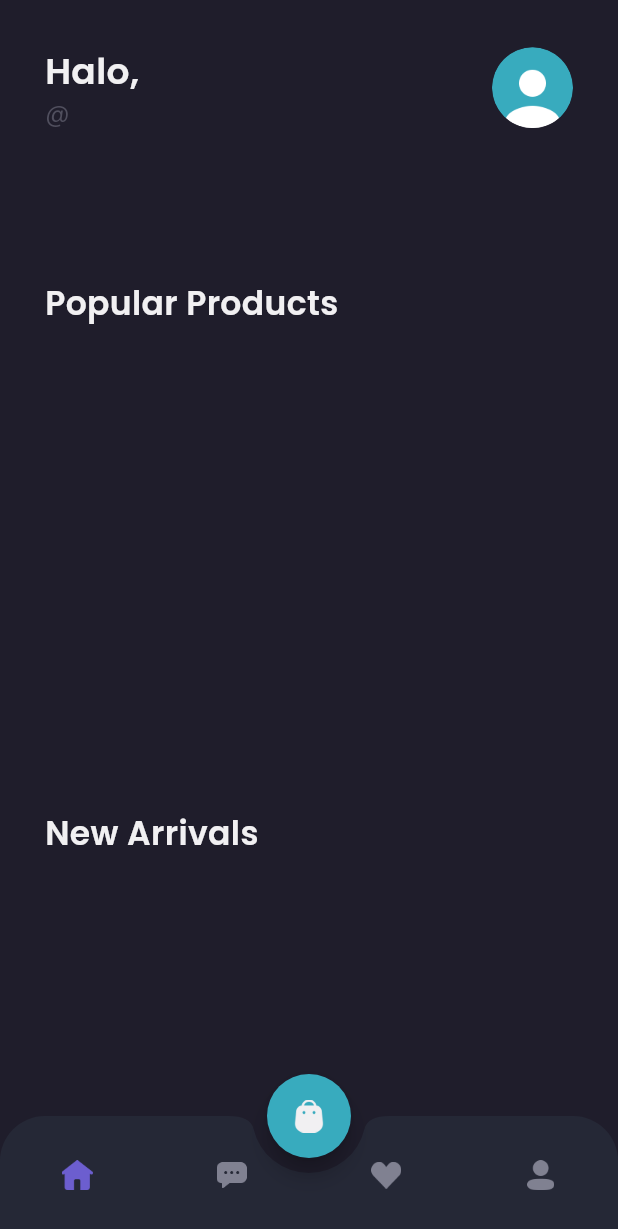
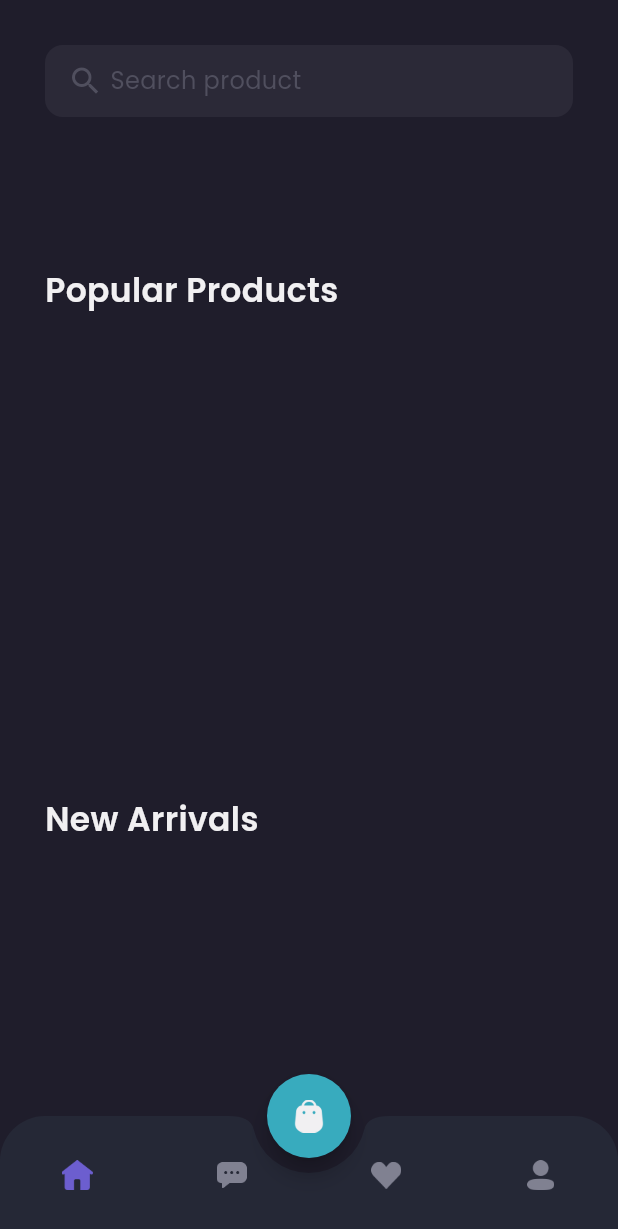
Before and after one commit to matinrajab/punggawa_store_app, a Flutter app: the MainPage screen opened by its route, on a phone screen of 412 x 824 dp. Shown: the top 1229 px of the screen. Run offline on Flutter 3.47's test engine with Material 3 defaults, Android fonts, the phone set to English and light mode, and no system bars; our stand-ins replace carousel_slider, cloud_firestore, currency_text_input_formatter, firebase_core, flutter_dotenv, google_fonts and 2 more; accounts and stored records are empty; network calls fail.

Commit message:
search product

```diff
--- a/lib/models/message_model.dart
+++ b/lib/models/message_model.dart
@@ -1,5 +1,5 @@
 import 'package:shoe_store_app/models/product_model.dart';
-import 'package:shoe_store_app/models/uninitialized_product_model.dart';
+import 'package:shoe_store_app/providers/product_provider.dart';
 
 class MessageModel {
   String? message;
--- a/lib/models/uninitialized_product_model.dart
+++ /dev/null
@@ -1,3 +0,0 @@
-import 'package:shoe_store_app/models/product_model.dart';
-
-class UninitializedProductModel extends ProductModel {}
--- a/lib/pages/chat/chat_page.dart
+++ b/lib/pages/chat/chat_page.dart
@@ -1,12 +1,12 @@
 import 'package:flutter/material.dart';
 import 'package:provider/provider.dart';
 import 'package:shoe_store_app/models/message_model.dart';
-import 'package:shoe_store_app/models/uninitialized_product_model.dart';
 import 'package:shoe_store_app/pages/chat/detail_chat_page.dart';
 import 'package:shoe_store_app/pages/chat/widgets/chat_tile.dart';
 import 'package:shoe_store_app/pages/widgets/empty_item.dart';
 import 'package:shoe_store_app/pages/widgets/my_app_bar.dart';
 import 'package:shoe_store_app/providers/auth_provider.dart';
+import 'package:shoe_store_app/providers/product_provider.dart';
 import 'package:shoe_store_app/services/message_service.dart';
 import 'package:shoe_store_app/shared/theme.dart';
 
--- a/lib/pages/chat/detail_chat_page.dart
+++ b/lib/pages/chat/detail_chat_page.dart
@@ -2,7 +2,6 @@ import 'package:flutter/material.dart';
 import 'package:provider/provider.dart';
 import 'package:shoe_store_app/models/message_model.dart';
 import 'package:shoe_store_app/models/product_model.dart';
-import 'package:shoe_store_app/models/uninitialized_product_model.dart';
 import 'package:shoe_store_app/pages/chat/widgets/chat_bottom_nav_bar.dart';
 import 'package:shoe_store_app/pages/chat/widgets/chat_bubble.dart';
 import 'package:shoe_store_app/pages/widgets/my_circular_indicator.dart';
--- a/lib/pages/chat/widgets/chat_bubble.dart
+++ b/lib/pages/chat/widgets/chat_bubble.dart
@@ -1,7 +1,7 @@
 import 'package:flutter/material.dart';
 import 'package:shoe_store_app/models/product_model.dart';
-import 'package:shoe_store_app/models/uninitialized_product_model.dart';
 import 'package:shoe_store_app/pages/chat/widgets/product_preview_bubble.dart';
+import 'package:shoe_store_app/providers/product_provider.dart';
 import 'package:shoe_store_app/shared/theme.dart';
 
 class ChatBubble extends StatelessWidget {
--- a/lib/pages/home/home_page.dart
+++ b/lib/pages/home/home_page.dart
@@ -2,13 +2,10 @@ import 'package:flutter/material.dart';
 import 'package:provider/provider.dart';
 import 'package:shoe_store_app/models/category_model.dart';
 import 'package:shoe_store_app/models/product_model.dart';
-import 'package:shoe_store_app/models/user_model.dart';
+import 'package:shoe_store_app/pages/home/search_product_page.dart';
 import 'package:shoe_store_app/pages/home/widgets/home_page_categories.dart';
 import 'package:shoe_store_app/pages/home/widgets/product_tile.dart';
 import 'package:shoe_store_app/pages/home/widgets/product_card.dart';
-import 'package:shoe_store_app/pages/widgets/title_and_subtitle.dart';
-import 'package:shoe_store_app/pages/widgets/my_button.dart';
-import 'package:shoe_store_app/providers/auth_provider.dart';
 import 'package:shoe_store_app/providers/product_category_provider.dart';
 import 'package:shoe_store_app/providers/product_provider.dart';
 import 'package:shoe_store_app/shared/theme.dart';
@@ -18,40 +15,39 @@ class HomePage extends StatelessWidget {
 
   @override
   Widget build(BuildContext context) {
-    AuthProvider authProvider =
-        Provider.of<AuthProvider>(context, listen: false);
     ProductProvider productProvider =
         Provider.of<ProductProvider>(context, listen: false);
     ProductCategoryProvider categoryProvider =
         Provider.of<ProductCategoryProvider>(context, listen: false);
 
-    UserModel user = authProvider.user;
     List<ProductModel> products = productProvider.products;
     List<CategoryModel> categories = categoryProvider.categories;
 
     return ListView(
       children: [
-        Padding(
-          padding: const EdgeInsets.all(pagePadding),
-          child: Row(
-            children: [
-              Expanded(
-                child: TitleAndSubtitle(
-                  title: 'Halo, ${user.name}',
-                  subtitle: '@${user.username}',
-                  subtitleFontSize: 16,
+        GestureDetector(
+          onTap: () =>
+              Navigator.pushNamed(context, SearchProductPage.routeName),
+          child: Container(
+            height: 48,
+            margin: const EdgeInsets.all(pagePadding),
+            padding: const EdgeInsets.symmetric(horizontal: 15),
+            decoration: BoxDecoration(
+              color: backgroundColor2,
+              borderRadius: generalBorderRadius,
+            ),
+            child: Row(
+              children: [
+                const Icon(
+                  Icons.search,
+                  color: subtitleTextColor,
                 ),
-              ),
-              ClipRRect(
-                borderRadius: BorderRadius.circular(27),
-                child: Image.asset(
-                  'assets/image/profile.png',
-                  height: 54,
-                  width: 54,
-                  fit: BoxFit.cover,
+                Text(
+                  ' Search product',
+                  style: subtitleTextStyle.copyWith(fontSize: 16),
                 ),
-              ),
-            ],
+              ],
+            ),
           ),
         ),
         const HomePageCategories(),
--- a/lib/pages/main/main_page.dart
+++ b/lib/pages/main/main_page.dart
@@ -1,12 +1,12 @@
 import 'package:flutter/material.dart';
 import 'package:provider/provider.dart';
-import 'package:shoe_store_app/models/uninitialized_product_model.dart';
 import 'package:shoe_store_app/pages/cart/cart_page.dart';
 import 'package:shoe_store_app/pages/chat/detail_chat_page.dart';
 import 'package:shoe_store_app/pages/home/home_page.dart';
 import 'package:shoe_store_app/pages/profile/profile_page.dart';
 import 'package:shoe_store_app/pages/wishlist/wishlist_page.dart';
 import 'package:shoe_store_app/providers/page_provider.dart';
+import 'package:shoe_store_app/providers/product_provider.dart';
 import 'package:shoe_store_app/shared/theme.dart';
 
 class MainPage extends StatelessWidget {
--- a/lib/pages/profile/profile_page.dart
+++ b/lib/pages/profile/profile_page.dart
@@ -98,7 +98,8 @@ class ProfilePage extends StatelessWidget {
                       'PunggawaPay (${currencyFormat(authProvider.user.balance!)})',
                     ],
                     routes: [
-                          () => Navigator.pushNamed(context, PunggawaPayPage.routeName),
+                      () => Navigator.pushNamed(
+                          context, PunggawaPayPage.routeName),
                     ],
                   ),
                 ),
--- a/lib/pages/wallet/widgets/amount_text_form_field.dart
+++ b/lib/pages/wallet/widgets/amount_text_form_field.dart
@@ -49,6 +49,7 @@ class AmountTextFormField extends StatelessWidget {
       style: primaryTextStyle,
       cursorColor: primaryTextColor,
       decoration: InputDecoration(
+        contentPadding: const EdgeInsets.all(20),
         enabledBorder: outlineInputBorder,
         focusedBorder: outlineInputBorder,
         errorBorder: outlineInputBorder,
--- a/lib/providers/product_provider.dart
+++ b/lib/providers/product_provider.dart
@@ -4,12 +4,19 @@ import 'package:shoe_store_app/services/product_service.dart';
 
 class ProductProvider with ChangeNotifier {
   List<ProductModel> _products = [];
+  List<ProductModel> _suggestions = [];
 
   late bool _uninitializedProduct;
 
   List<ProductModel> get products => _products;
   set products(List<ProductModel> products) {
     _products = products;
+    notifyListeners();
+  }
+
+  List<ProductModel> get suggestions => _suggestions;
+  set suggestions(List<ProductModel> suggestions) {
+    _suggestions = suggestions;
     notifyListeners();
   }
 
@@ -29,3 +36,5 @@ class ProductProvider with ChangeNotifier {
     }
   }
 }
+
+class UninitializedProductModel extends ProductModel {}
--- a/lib/routes/routes.dart
+++ b/lib/routes/routes.dart
@@ -13,6 +13,7 @@ import 'package:shoe_store_app/pages/checkout/checkout_page.dart';
 import 'package:shoe_store_app/pages/checkout/checkout_success_page.dart';
 import 'package:shoe_store_app/pages/checkout/choose_payment_method_page.dart';
 import 'package:shoe_store_app/pages/checkout/select_address_page.dart';
+import 'package:shoe_store_app/pages/home/search_product_page.dart';
 import 'package:shoe_store_app/pages/payment/payment_page.dart';
 import 'package:shoe_store_app/pages/product/product_page.dart';
 import 'package:shoe_store_app/pages/main/main_page.dart';
@@ -29,6 +30,7 @@ final Map<String, WidgetBuilder> routes = {
   SignInPage.routeName: (context) => SignInPage(),
   SignUpPage.routeName: (context) => SignUpPage(),
   MainPage.routeName: (context) => MainPage(),
+  SearchProductPage.routeName: (context) => SearchProductPage(),
   CartPage.routeName: (context) => const CartPage(),
   DetailChatPage.routeName: (context) => DetailChatPage(
         product: ModalRoute.of(context)?.settings.arguments as ProductModel,
--- a/lib/services/message_service.dart
+++ b/lib/services/message_service.dart
@@ -1,8 +1,8 @@
 import 'package:cloud_firestore/cloud_firestore.dart';
 import 'package:shoe_store_app/models/message_model.dart';
 import 'package:shoe_store_app/models/product_model.dart';
-import 'package:shoe_store_app/models/uninitialized_product_model.dart';
 import 'package:shoe_store_app/models/user_model.dart';
+import 'package:shoe_store_app/providers/product_provider.dart';
 
 class MessageService {
   FirebaseFirestore firestore = FirebaseFirestore.instance;
```
Also changed, not shown: lib/pages/home/search_product_page.dart (added, +113 -0 lines).
